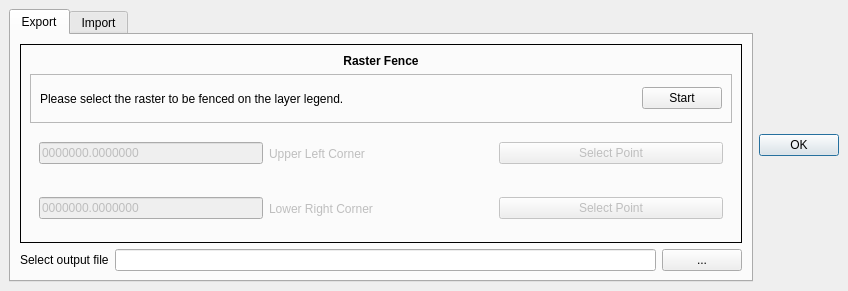
Above: beedip_dockwidget_base.ui from DodoIta/beedip before the change. Below: the same form after it.
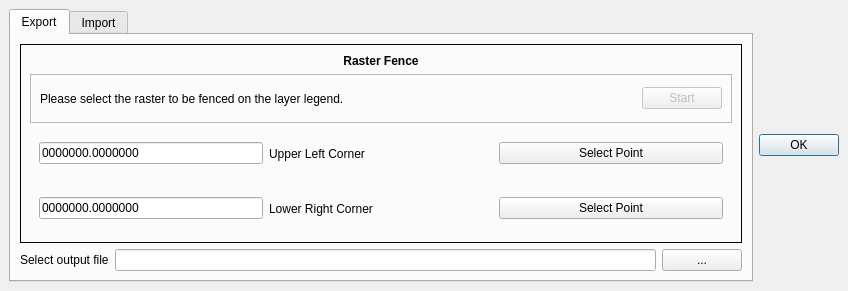
That is the form after the change.

Commit message: implemented rectangular fence

Diff of the .ui file:
```diff
--- a/beedip_dockwidget_base.ui
+++ b/beedip_dockwidget_base.ui
@@ -27,6 +27,12 @@
        <number>0</number>
       </property>
       <widget class="QWidget" name="export_2">
+       <property name="sizePolicy">
+        <sizepolicy hsizetype="Preferred" vsizetype="Preferred">
+         <horstretch>0</horstretch>
+         <verstretch>0</verstretch>
+        </sizepolicy>
+       </property>
        <attribute name="title">
         <string>Export</string>
        </attribute>
@@ -118,7 +124,7 @@
               <item>
                <widget class="QPushButton" name="startButton">
                 <property name="enabled">
-                 <bool>true</bool>
+                 <bool>false</bool>
                 </property>
                 <property name="sizePolicy">
                  <sizepolicy hsizetype="Fixed" vsizetype="Fixed">
@@ -137,7 +143,7 @@
            <item>
             <widget class="QWidget" name="row_1" native="true">
              <property name="enabled">
-              <bool>false</bool>
+              <bool>true</bool>
              </property>
              <layout class="QHBoxLayout" name="row_2">
               <item>
@@ -173,7 +179,7 @@
            <item>
             <widget class="QWidget" name="row_4" native="true">
              <property name="enabled">
-              <bool>false</bool>
+              <bool>true</bool>
              </property>
              <layout class="QHBoxLayout" name="row_3">
               <item>
```
The commit also changes 1 other file.
